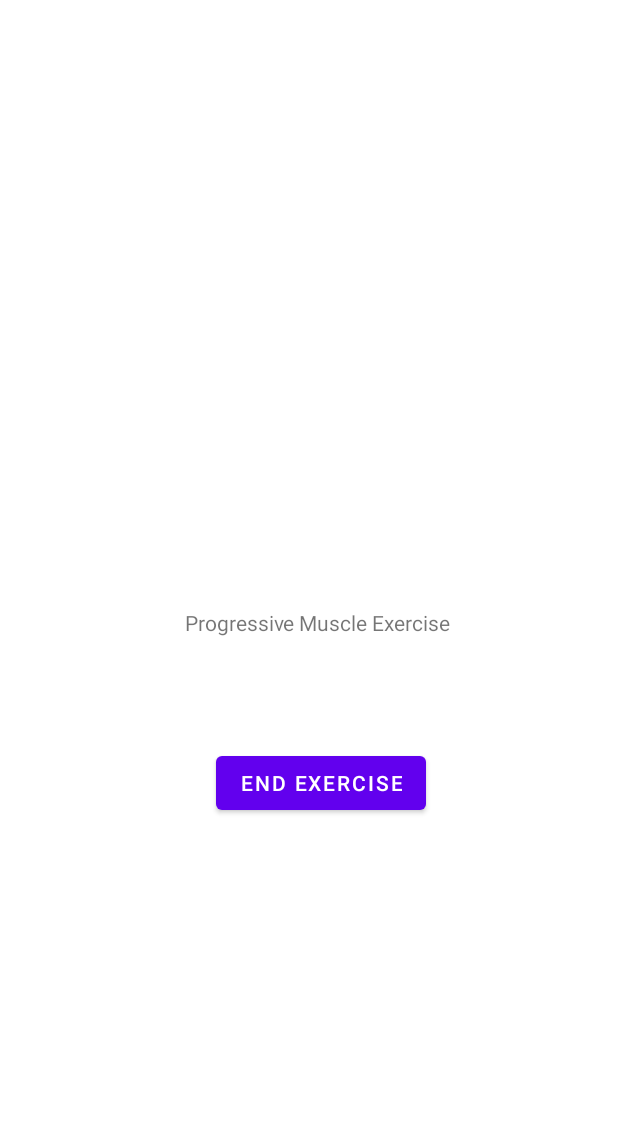
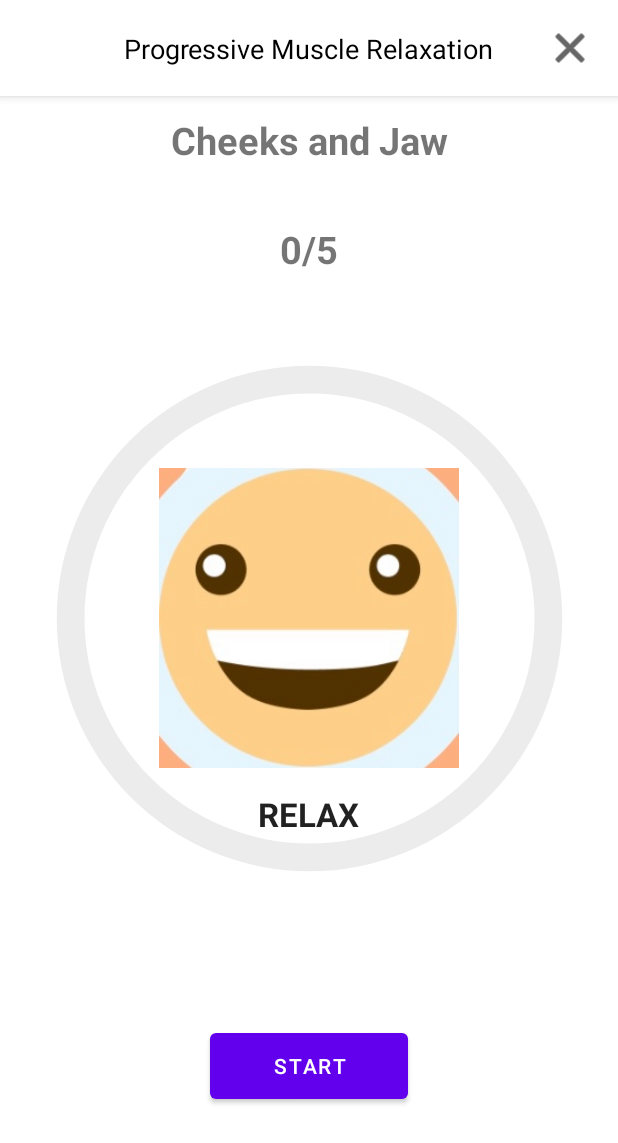
Before and after one commit to Rosscrowley/FinalYearProject, an Android app: the ProgressiveMuscleExerciseActivity screen opened directly, with no data from a screen before it, on a phone screen of 412 x 824 dp. Shown: the top 1143 px of the screen. Run offline under Robolectric (Android 15) with nearby library versions, the phone set to English and light mode, and no system bars; our stand-ins replace Firebase (no records; nobody signed in at launch, a user with empty details on screens opened directly).

Commit message:
Created-progressive-muscle-exercise

```diff
--- a/app/src/main/java/com/example/finalyearproject/BreathingExerciseActivity.kt
+++ b/app/src/main/java/com/example/finalyearproject/BreathingExerciseActivity.kt
@@ -167,6 +167,7 @@ class BreathingExerciseActivity : AppCompatActivity() {
 
                 val score = selectedMinutes.toFloat()
                 saveUserExerciseScore(userId, "Breathing1", score)
+                XpManager.awardXpForActivity(userId, "breathingExercise", selectedMinutes)
 
                 setResult(Activity.RESULT_OK)
                 finish()
--- a/app/src/main/java/com/example/finalyearproject/ProgressiveMusleExerciseActivity.kt
+++ /dev/null
@@ -1,45 +0,0 @@
-package com.example.finalyearproject
-import android.app.Activity
-import android.os.Bundle
-import android.widget.Button
-import android.widget.Toast
-import androidx.appcompat.app.AppCompatActivity
-import com.google.firebase.auth.FirebaseAuth
-import com.google.firebase.database.FirebaseDatabase
-import java.text.SimpleDateFormat
-import java.util.Date
-import java.util.Locale
-
-class ProgressiveMuscleExerciseActivity : AppCompatActivity() {
-
-    override fun onCreate(savedInstanceState: Bundle?) {
-        super.onCreate(savedInstanceState)
-        setContentView(R.layout.activity_progressive_muscle_exercise)
-
-        val finishButton: Button = findViewById(R.id.button2)
-        finishButton.setOnClickListener {
-            markExerciseAsComplete()
-        }
-    }
-
-    private fun markExerciseAsComplete() {
-        val userId = FirebaseAuth.getInstance().currentUser?.uid
-        if (userId != null) {
-            val databaseReference = FirebaseDatabase.getInstance("https://final-year-project-6d217-default-rtdb.europe-west1.firebasedatabase.app").getReference("userProgress/$userId/dailyExercises/Progressive Muscle Exercise")
-            val exerciseCompletionUpdate = mapOf("completed" to true, "date" to getCurrentDate())
-
-            databaseReference.updateChildren(exerciseCompletionUpdate).addOnSuccessListener {
-                Toast.makeText(this, "Exercise marked as complete.", Toast.LENGTH_SHORT).show()
-                setResult(Activity.RESULT_OK)
-                finish()
-            }.addOnFailureListener { e ->
-                Toast.makeText(this, "Failed to mark exercise as complete: ${e.message}", Toast.LENGTH_LONG).show()
-            }
-        }
-    }
-
-    private fun getCurrentDate(): String {
-        val dateFormat = SimpleDateFormat("yyyy-MM-dd", Locale.getDefault())
-        return dateFormat.format(Date())
-    }
-}
--- a/app/src/main/java/com/example/finalyearproject/XpManager.kt
+++ b/app/src/main/java/com/example/finalyearproject/XpManager.kt
@@ -15,6 +15,7 @@ object XpManager {
             "readingExercise" -> durationOrIntensity * STANDARD_XP
             "syllableCounting" -> durationOrIntensity * STANDARD_XP
             "tongueTwisterExercise" -> durationOrIntensity * STANDARD_XP
+            "ProgressiveMuscle1" -> durationOrIntensity * STANDARD_XP
             else -> 0
         }
 
--- /dev/null
+++ b/app/src/main/res/drawable/circular_progress_bar.xml
@@ -0,0 +1,29 @@
+<?xml version="1.0" encoding="utf-8"?>
+<layer-list xmlns:android="http://schemas.android.com/apk/res/android">
+    <item>
+        <shape android:shape="ring"
+            android:useLevel="false"
+            android:innerRadiusRatio="2"
+        android:thicknessRatio="20"
+        android:innerRadius="150dp">
+            <solid android:color="@color/gray"/>
+        </shape>
+    </item>
+    <item>
+        <rotate
+            android:fromDegrees="270"
+            android:toDegrees="270">
+            <shape android:shape="ring"
+                android:useLevel="true"
+                android:innerRadiusRatio="4.5"
+                android:thicknessRatio="20"
+                android:innerRadius="150dp">
+                <gradient
+                    android:type="sweep"
+                    android:startColor="@android:color/holo_orange_light"
+                    android:endColor="@android:color/holo_blue_light"
+                    android:useLevel="true" />
+            </shape>
+        </rotate>
+    </item>
+</layer-list>
--- a/app/src/main/res/layout/activity_progressive_muscle_exercise.xml
+++ b/app/src/main/res/layout/activity_progressive_muscle_exercise.xml
@@ -5,27 +5,128 @@
     android:layout_width="match_parent"
     android:layout_height="match_parent">
 
-    <Button
-        android:id="@+id/button2"
+    <com.google.android.material.appbar.AppBarLayout
+        android:id="@+id/appBarLayout"
+        android:layout_width="match_parent"
+        android:layout_height="wrap_content"
+        android:theme="@style/ThemeOverlay.AppCompat.Dark.ActionBar"
+        app:layout_constraintEnd_toEndOf="parent"
+        app:layout_constraintStart_toStartOf="parent"
+        app:layout_constraintTop_toTopOf="parent">
+
+        <androidx.constraintlayout.widget.ConstraintLayout
+            android:id="@+id/toolbar"
+            android:layout_width="match_parent"
+            android:layout_height="match_parent"
+            android:background="@android:color/white"
+            android:gravity="center"
+            android:titleTextColor="@android:color/white"
+            app:layout_constraintBottom_toBottomOf="parent"
+            app:layout_constraintEnd_toEndOf="parent"
+            app:layout_constraintHorizontal_bias="0.5"
+            app:layout_constraintStart_toStartOf="parent"
+            app:layout_constraintTop_toTopOf="parent"
+            app:layout_constraintVertical_bias="0.5">
+
+            <TextView
+                android:id="@+id/toolbarTitle"
                 android:layout_width="wrap_content"
                 android:layout_height="wrap_content"
-        android:text="End Exercise"
+                android:text="Progressive Muscle Relaxation"
+                android:textColor="@android:color/black"
+                android:textSize="18sp"
                 app:layout_constraintBottom_toBottomOf="parent"
                 app:layout_constraintEnd_toEndOf="parent"
-        app:layout_constraintHorizontal_bias="0.529"
                 app:layout_constraintStart_toStartOf="parent"
+                app:layout_constraintTop_toTopOf="parent" />
+
+            <ImageButton
+                android:id="@+id/closeButton"
+                android:layout_width="wrap_content"
+                android:layout_height="wrap_content"
+                android:background="?attr/selectableItemBackground"
+                android:contentDescription="close"
+                android:padding="16dp"
+                android:src="@android:drawable/ic_menu_close_clear_cancel"
+                app:layout_constraintEnd_toEndOf="parent"
                 app:layout_constraintTop_toTopOf="parent"
-        app:layout_constraintVertical_bias="0.642" />
+                app:tint="@android:color/black" />
+
+        </androidx.constraintlayout.widget.ConstraintLayout>
+
+    </com.google.android.material.appbar.AppBarLayout>
+
+
+    <ImageView
+        android:id="@+id/emojiFace"
+        android:layout_width="200dp"
+        android:layout_height="200dp"
+        android:src="@drawable/relax_image"
+        app:layout_constraintTop_toTopOf="parent"
+        app:layout_constraintBottom_toBottomOf="parent"
+        app:layout_constraintStart_toStartOf="parent"
+        app:layout_constraintEnd_toEndOf="parent" />
 
     <TextView
-        android:id="@+id/textView6"
+        android:id="@+id/relaxLabel"
         android:layout_width="wrap_content"
         android:layout_height="wrap_content"
-        android:text="Progressive Muscle Exercise"
-        app:layout_constraintBottom_toTopOf="@+id/button2"
+        android:layout_marginTop="16dp"
+        android:text="RELAX"
+        android:textAppearance="@style/TextAppearance.AppCompat.Large"
+        android:textStyle="bold"
         app:layout_constraintEnd_toEndOf="parent"
-        app:layout_constraintHorizontal_bias="0.526"
         app:layout_constraintStart_toStartOf="parent"
-        app:layout_constraintTop_toTopOf="parent"
-        app:layout_constraintVertical_bias="0.847" />
+        app:layout_constraintTop_toBottomOf="@id/emojiFace" />
+
+    <ProgressBar
+        android:id="@+id/progressBar"
+        style="?android:attr/progressBarStyleHorizontal"
+        android:layout_width="370dp"
+        android:layout_height="370dp"
+        android:indeterminate="false"
+        android:progressDrawable="@drawable/circular_progress_bar"
+        app:layout_constraintTop_toTopOf="@+id/emojiFace"
+        app:layout_constraintBottom_toBottomOf="@+id/emojiFace"
+        app:layout_constraintStart_toStartOf="@+id/emojiFace"
+        app:layout_constraintEnd_toEndOf="@+id/emojiFace" />
+
+    <TextView
+        android:id="@+id/textView7"
+        android:layout_width="336dp"
+        android:layout_height="65dp"
+        android:layout_marginTop="12dp"
+        android:text="Cheeks and Jaw"
+        android:textAlignment="center"
+        android:textSize="25sp"
+        android:textStyle="bold"
+        app:layout_constraintEnd_toEndOf="parent"
+        app:layout_constraintStart_toStartOf="parent"
+        app:layout_constraintTop_toBottomOf="@+id/appBarLayout" />
+
+    <TextView
+        android:id="@+id/textView8"
+        android:layout_width="96dp"
+        android:layout_height="34dp"
+        android:layout_marginTop="7dp"
+        android:text="0/5"
+        android:textAlignment="center"
+        android:textSize="25sp"
+        android:textStyle="bold"
+        app:layout_constraintEnd_toEndOf="parent"
+        app:layout_constraintStart_toStartOf="parent"
+        app:layout_constraintTop_toBottomOf="@+id/textView7" />
+
+    <Button
+        android:id="@+id/button3"
+        android:layout_width="132dp"
+        android:layout_height="56dp"
+        android:text="Start"
+        app:layout_constraintBottom_toBottomOf="parent"
+        app:layout_constraintEnd_toEndOf="parent"
+        app:layout_constraintHorizontal_bias="0.5"
+        app:layout_constraintStart_toStartOf="parent"
+        app:layout_constraintTop_toBottomOf="@+id/progressBar"
+        app:layout_constraintVertical_bias="0.5" />
+
 </androidx.constraintlayout.widget.ConstraintLayout>
--- a/app/src/main/res/values/strings.xml
+++ b/app/src/main/res/values/strings.xml
@@ -6,4 +6,5 @@
     <string name="ton_twist_info">Select a tongue twister to listen to and to try yourself! The list of tongue twisters has been tailored to you to you, putting the tongue twisters that contain your feared sounds towards the top!</string>
     <string name="breathing_exercise_info">Diaphragmatic breathing can be used as a tool to relax articulators and reduce stress.\n\nFollow the onscreen instructions. Sit comfortably and place one hand on your chest and the other on your belly. Breathe in slowly through your nose, ensuring your belly rises more than your chest. Exhale slowly through the mouth.</string>
     <string name="progressive_muscle_relaxation_info">Progressive muscle relaxation reduces overall muscle tension and can help alleviate the physical manifestations of stuttering, like facial tics. \n\nFind a quiet and comfortable place, and focus on gradually tensing and then relaxing each muscle group. </string>
+    <string name="cycle_text">%1$d/%2$d</string>
 </resources>
```
Also changed, not shown: app/src/main/java/com/example/finalyearproject/ProgressiveMuscleExerciseActivity.kt (added, +176 -0 lines), app/src/main/res/drawable/relax_image.JPG (added), app/src/main/res/drawable/stress_image.JPG (added). Lines whose indentation alone changed are shown as unchanged.
